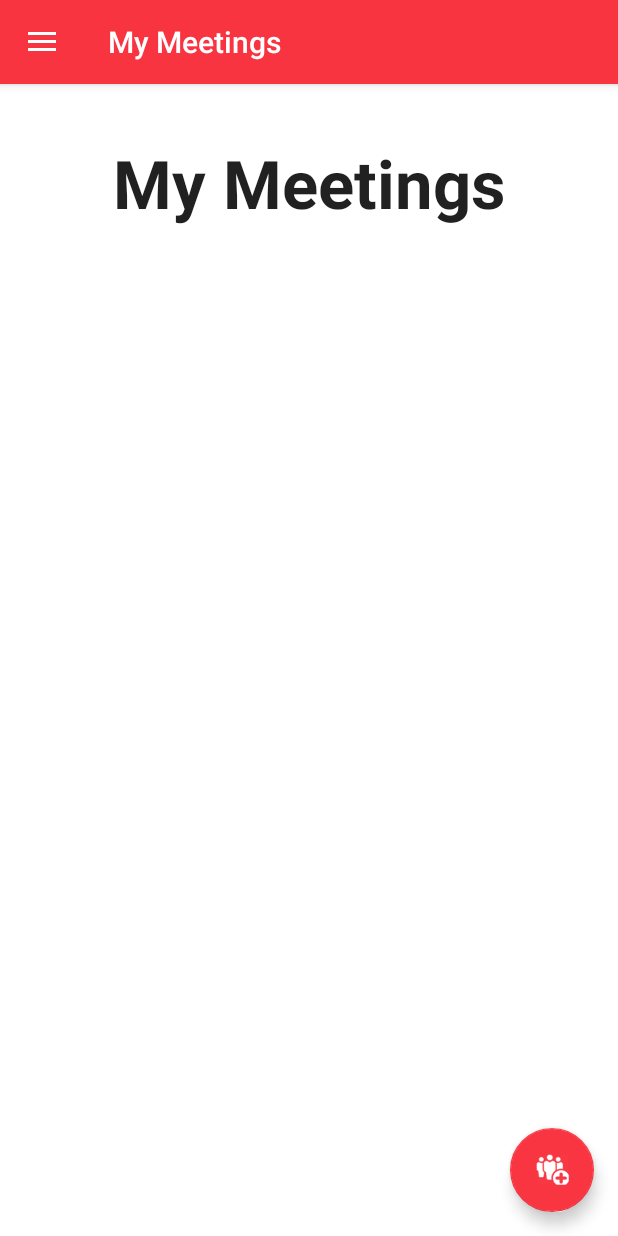
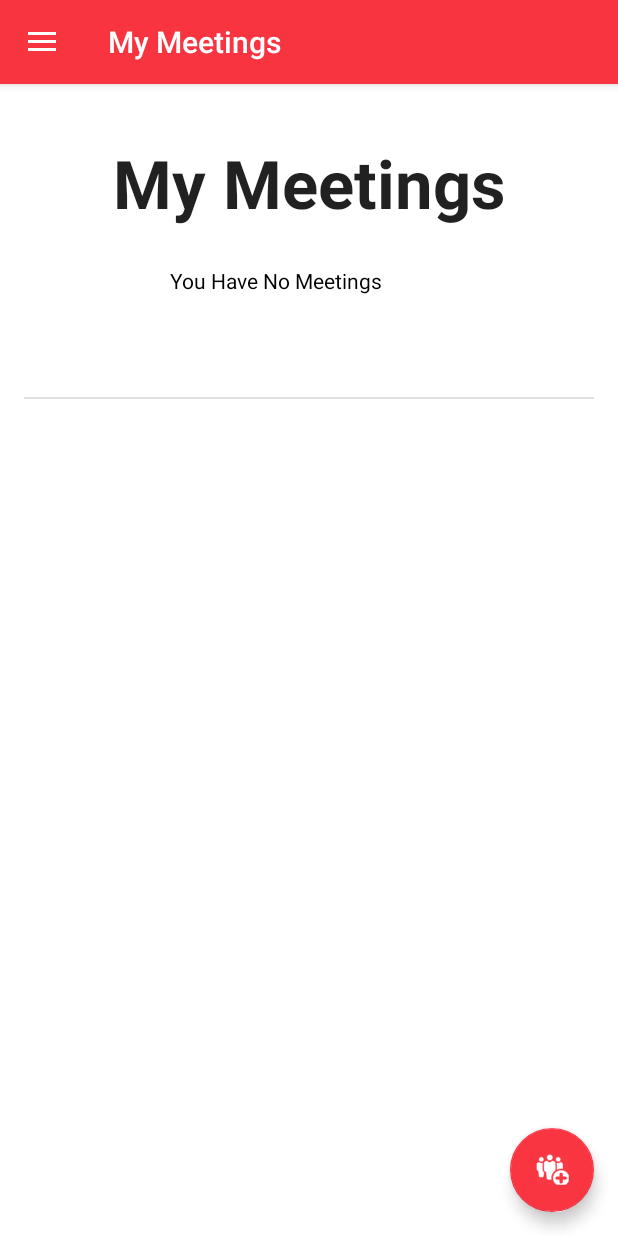
Before and after one commit to maxamillion32/meetBuddies, an Android app: the MainActivity screen opened directly, with no data from a screen before it, in the side drawer, after a tap on "My Meetings", on a phone screen of 412 x 824 dp. Run offline under Robolectric (Android 15) with nearby library versions, the phone set to English and light mode, and no system bars; 3 statements that could not run were skipped.

Commit message:
Fixing NO Meetings Bugs

```diff
--- a/app/src/main/java/com/mk/meetbuddies/MainActivity.java
+++ b/app/src/main/java/com/mk/meetbuddies/MainActivity.java
@@ -54,6 +54,7 @@ public class MainActivity extends AppCompatActivity
     private SessionManager session;
     private NavigationView navigationView;
     private View nav_header;
+    private  FloatingActionButton fab;
     @Override
     protected void onCreate(Bundle savedInstanceState) {
         super.onCreate(savedInstanceState);
@@ -81,7 +82,7 @@ public class MainActivity extends AppCompatActivity
             } while (cursor.moveToNext());
         }
 
-        FloatingActionButton fab = (FloatingActionButton) findViewById(R.id.fab);
+         fab = (FloatingActionButton) findViewById(R.id.fab);
         if (cursor.moveToFirst()) {
             if (cursor.getString(7).equals("false")) fab.hide();
         }
@@ -176,19 +177,26 @@ public class MainActivity extends AppCompatActivity
         FragmentManager fragmentManager = getSupportFragmentManager();
         if (id == R.id.nav_home) {
             fragment = new HomeFragment();
+            fab.setVisibility(View.VISIBLE);
         } else if (id == R.id.nav_profile) {
+            fab.setVisibility(View.VISIBLE);
             fragment = new ProfileFragment();
         } else if (id == R.id.nav_calendar) {
+            fab.setVisibility(View.VISIBLE);
             fragment = new CalendarFragment();
         } else if (id == R.id.nav_buddies) {
+            fab.setVisibility(View.VISIBLE);
             fragment = new BuddiesFragment();
         } else if (id == R.id.nav_locations) {
+            fab.setVisibility(View.INVISIBLE);
             fragment = new LocationsFragment();
         } else if (id == R.id.nav_meeting) {
+            fab.setVisibility(View.VISIBLE);
             fragment = new MeetingsFragment();
         } else if (id == R.id.nav_logout) {
             fragment = new LogoutFragment();
         } else if (id == R.id.nav_energy) {
+            fab.setVisibility(View.VISIBLE);
             EnergyFragment frag= new EnergyFragment();
             frag.setContext(MainActivity.this);
             fragment = frag;
--- a/app/src/main/java/com/mk/meetbuddies/fragments/HomeFragment.java
+++ b/app/src/main/java/com/mk/meetbuddies/fragments/HomeFragment.java
@@ -149,7 +149,7 @@ public class HomeFragment extends Fragment implements View.OnClickListener {
             if (cursor.moveToFirst()) {
                 id = cursor.getInt(0);
             }
-            String current_loc = lat + "-" + lon;
+            String current_loc = lat + "," + lon;
             ArrayList<NameValuePair> param = new ArrayList<NameValuePair>();
             param.add(new BasicNameValuePair("id_usr", Integer.toString(id)));
             param.add(new BasicNameValuePair("current_location", current_loc));
--- a/app/src/main/java/com/mk/meetbuddies/fragments/LocationsFragment.java
+++ b/app/src/main/java/com/mk/meetbuddies/fragments/LocationsFragment.java
@@ -47,6 +47,7 @@ public class LocationsFragment extends Fragment {
     @Override
     public View onCreateView(LayoutInflater inflater, ViewGroup container, Bundle savedInstanceState) {
         return inflater.inflate(R.layout.fragment_locations, container, false);
+
     }
 
     @Override
@@ -122,7 +123,7 @@ public class LocationsFragment extends Fragment {
                             lat[i] = Double.parseDouble("0");
                             lon[i] = Double.parseDouble("0");
                         } else {
-                            String[] l = location.split("-");
+                            String[] l = location.split(",");
                             lat[i] = Double.parseDouble(l[0]);
                             lon[i] = Double.parseDouble(l[1]);
                         }
--- a/app/src/main/java/com/mk/meetbuddies/fragments/MeetingsAdapter.java
+++ b/app/src/main/java/com/mk/meetbuddies/fragments/MeetingsAdapter.java
@@ -36,6 +36,12 @@ public class MeetingsAdapter extends ArrayAdapter<Meetings> {
             viewHolder.date = (TextView) convertView.findViewById(R.id.date);
             viewHolder.time = (TextView) convertView.findViewById(R.id.time);
             viewHolder.description = (TextView) convertView.findViewById(R.id.description);
+
+            viewHolder.locationLabel = (TextView) convertView.findViewById(R.id.textViewLocation);
+            viewHolder.dateLabel = (TextView) convertView.findViewById(R.id.textView2);
+            viewHolder.timeLabel = (TextView) convertView.findViewById(R.id.textViewTime);
+            viewHolder.descriptionLabel = (TextView) convertView.findViewById(R.id.textViewDescription);
+
         }
 
         //getItem(position) va récupérer l'item [position] de la List<Meetings> meetings
@@ -44,6 +50,17 @@ public class MeetingsAdapter extends ArrayAdapter<Meetings> {
         viewHolder.date.setText(meeting.getDate());
         viewHolder.time.setText(meeting.getTime());
         viewHolder.description.setText(meeting.getDescription());
+        if(viewHolder.location.getText()=="You Have No Meetings"){
+            viewHolder.locationLabel.setVisibility(View.INVISIBLE);
+            viewHolder.dateLabel.setVisibility(View.INVISIBLE);
+            viewHolder.timeLabel.setVisibility(View.INVISIBLE);
+            viewHolder.descriptionLabel.setVisibility(View.INVISIBLE);
+        }else{
+            viewHolder.locationLabel.setVisibility(View.VISIBLE);
+            viewHolder.dateLabel.setVisibility(View.VISIBLE);
+            viewHolder.timeLabel.setVisibility(View.VISIBLE);
+            viewHolder.descriptionLabel.setVisibility(View.VISIBLE);
+        }
 
         return convertView;
     }
@@ -53,7 +70,9 @@ public class MeetingsAdapter extends ArrayAdapter<Meetings> {
         public TextView date;
         public TextView time;
         public TextView description;
-
-
+        public TextView dateLabel;
+        public TextView timeLabel;
+        public TextView descriptionLabel;
+        public TextView locationLabel;
     }
 }
--- a/app/src/main/java/com/mk/meetbuddies/fragments/MeetingsFragment.java
+++ b/app/src/main/java/com/mk/meetbuddies/fragments/MeetingsFragment.java
@@ -8,6 +8,7 @@ import android.util.Log;
 import android.view.LayoutInflater;
 import android.view.View;
 import android.view.ViewGroup;
+import android.widget.AdapterView;
 import android.widget.ListView;
 
 import com.mk.meetbuddies.R;
@@ -23,10 +24,12 @@ import org.json.JSONObject;
 import java.util.ArrayList;
 import java.util.List;
 
+import static android.view.View.GONE;
+
 /**
  * A simple {@link Fragment} subclass.
  */
-public class MeetingsFragment extends Fragment {
+public class MeetingsFragment extends Fragment{
 
 
     List<Meetings> meetings = new ArrayList<Meetings>();
@@ -80,18 +83,26 @@ public class MeetingsFragment extends Fragment {
                         meetings.add(new Meetings(location, date, time, description));
                     }if (users.length()>0)
                         return meetings;
-                    else return null;
+                    else {
+                        meetings.add(new Meetings("You Have No Meetings", "", "", ""));
+                        return meetings;
+                    }
                 } else {
-                    return null;
+                    meetings.add(new Meetings("You Have No Meetings", "", "", ""));
+
+                    return meetings;
                 }
 
             } catch (JSONException e) {
-                return null;
+                meetings.add(new Meetings("You Have No Meetings", "", "", ""));
+                return meetings;
+
             }
 
         }
         protected void onPostExecute(List<Meetings> meetings) {
             MeetingsAdapter adapter = new MeetingsAdapter(getActivity().getApplicationContext(), meetings);
+
             mListView.setAdapter(adapter);
             super.onPostExecute(meetings);
 
```
Also changed, not shown: app/src/main/java/com/mk/meetbuddies/SignUp.java (+8 -3 lines), app/src/main/res/layout/fragment_locations.xml (+4 -4 lines).
